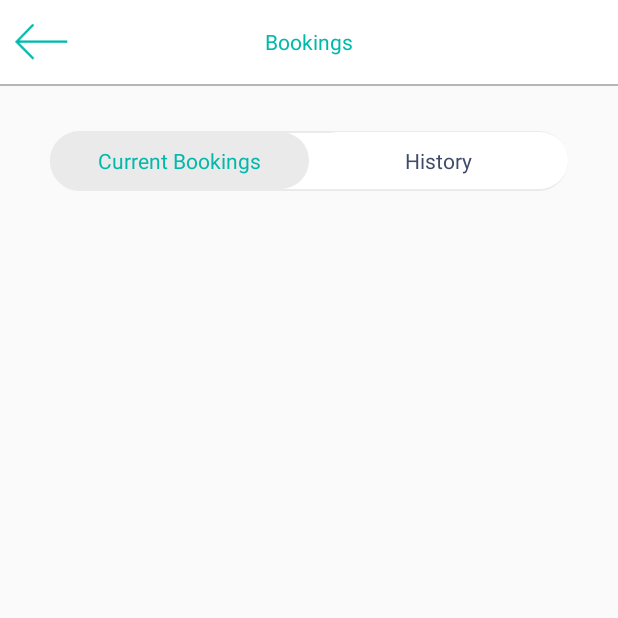
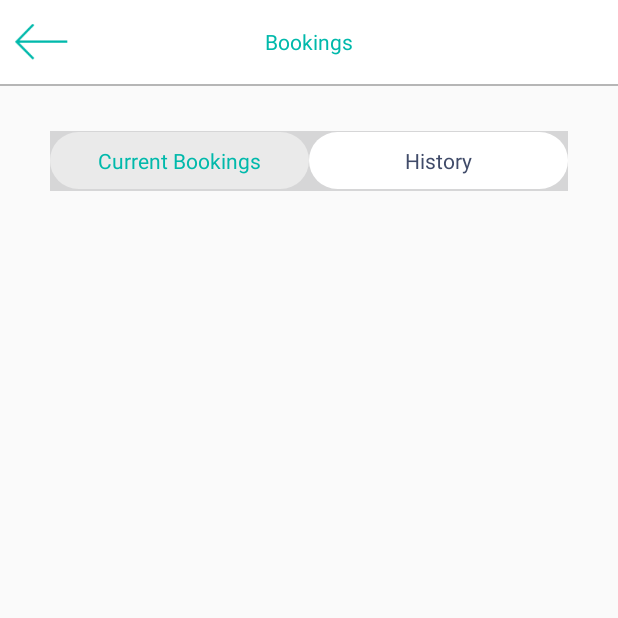
Before and after one commit to Gowdham88/Parking_Android, an Android app: the BookingsActivity screen opened directly, with no data from a screen before it, on a phone screen of 412 x 824 dp, the top half of it. Run offline under Robolectric (Android 15) with nearby library versions, the phone set to English and light mode, and no system bars; our stand-ins replace Firebase (no records; nobody signed in at launch, a user with empty details on screens opened directly); libraries missing offline, so code that uses them is left out: com.crashlytics.android.

Commit message:
Tab layout issues completed

```diff
--- a/app/src/main/java/com/polsec/pyrky/activity/booking/BookingsActivity.java
+++ b/app/src/main/java/com/polsec/pyrky/activity/booking/BookingsActivity.java
@@ -33,10 +33,12 @@ Toolbar toolbar;
 
 //        Toast.makeText(this, Constants.SEARCH_ARRAY.get(0), Toast.LENGTH_SHORT).show();
 
-
+        RelativeLayout parentLayout = findViewById(R.id.parent_layout);
         mBackIcon =(ImageView)findViewById(R.id.back_icon);
         TitlaTxt=(TextView)findViewById(R.id.extra_title);
         TitlaTxt.setText("Bookings");
+
+
 
         mBackIcon.setOnClickListener(new View.OnClickListener() {
             @Override
@@ -52,6 +54,7 @@ Toolbar toolbar;
 
         viewPager =findViewById(R.id.viewpager_events);
         tabLayout =findViewById(R.id.simpleTabLayout);
+
         tabLayout.setFocusableInTouchMode(false); //Not Working
         tabLayout.setFocusable(false);
 //        BookingTabAdapter pagerAdapter = new BookingTabAdapter(getFragmentManager(),getActivity());
@@ -64,6 +67,7 @@ Toolbar toolbar;
         tabLayout.setFocusableInTouchMode(false); //Not Working
         tabLayout.setFocusable(false);
         tabLayout.setTabMode(TabLayout.MODE_FIXED);
+
         setupTabLayout();
         viewPager.setCurrentItem(0);
     }
--- /dev/null
+++ b/app/src/main/res/drawable-v21/tab_selector_ripple.xml
@@ -0,0 +1,6 @@
+<?xml version="1.0" encoding="utf-8"?>
+<ripple xmlns:android="http://schemas.android.com/apk/res/android"
+    android:color="@color/default_color">
+    <item android:drawable="@color/default_color" />
+
+</ripple>
--- /dev/null
+++ b/app/src/main/res/drawable/tab_selector_ripple.xml
@@ -0,0 +1,6 @@
+<?xml version="1.0" encoding="utf-8"?>
+<ripple xmlns:android="http://schemas.android.com/apk/res/android"
+    android:color="#0e0e0e">
+    <item android:drawable="@color/white" />
+
+</ripple>
--- a/app/src/main/res/layout/fragment_bookings.xml
+++ b/app/src/main/res/layout/fragment_bookings.xml
@@ -3,6 +3,7 @@
     xmlns:android="http://schemas.android.com/apk/res/android"
     android:layout_width="match_parent"
     android:layout_height="match_parent"
+    android:id="@+id/parent_layout"
     >
 
     <include
@@ -39,8 +40,11 @@
             app:tabPaddingStart="0dp"
             app:tabPaddingEnd="0dp"
             app:tabMode="fixed"
+            app:tabBackground="@drawable/tab_selector_ripple"
+            android:stateListAnimator="@null"
+            android:layoutAnimation="@null"
             app:tabIndicatorHeight="0dp"
-            app:tabTextColor="@color/booking_txtclr" />
+            app:tabTextColor="@color/booking_txtclr"/>
 
         <android.support.v4.view.ViewPager
             android:layout_width="match_parent"
--- a/app/src/main/res/values/colors.xml
+++ b/app/src/main/res/values/colors.xml
@@ -16,5 +16,6 @@
     <color name="email_txtclr">#B6B6B6</color>
     <color name="search_boarder_clr">#B6B6B6</color>
     <color name="colorred">#F8021E</color>
+    <color name="default_bg_color">#FAFAFA</color>
     <color name="transporent_clr">#33000000</color>
 </resources>
```
